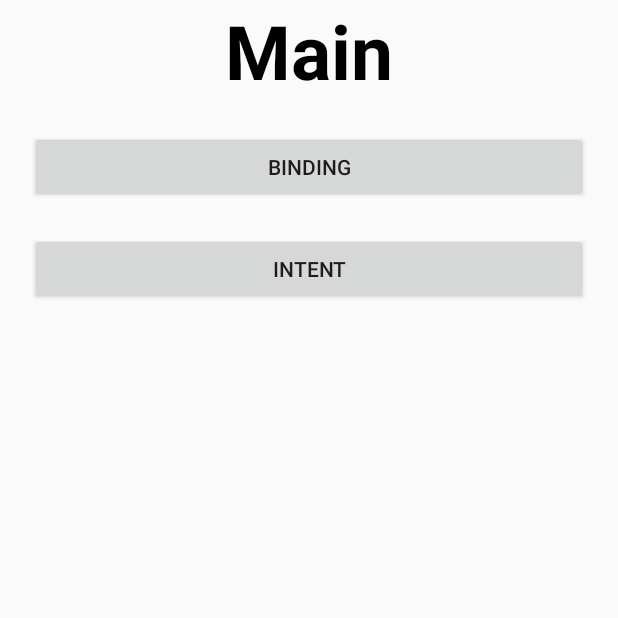
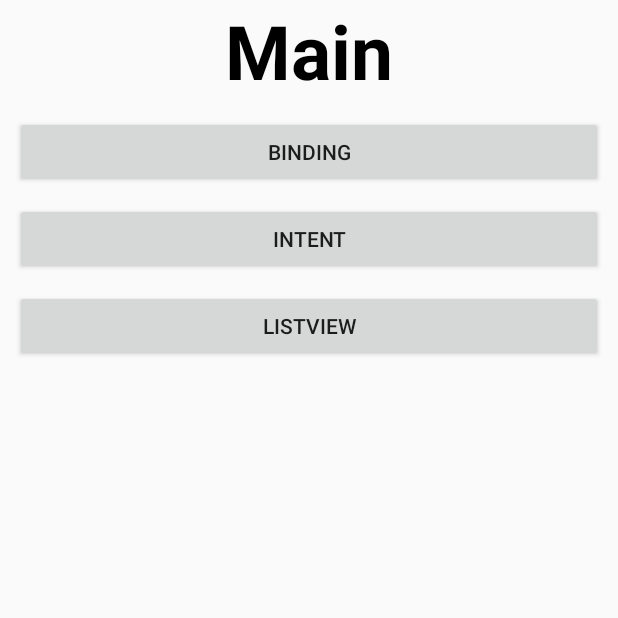
Before and after one commit to pyowonsik/android_playground, an Android app: the screen it shows after launch (MainActivity), on a phone screen of 412 x 824 dp, the top half of it. Run offline under Robolectric (Android 15) with nearby library versions, the phone set to English and light mode, and no system bars.

Commit message:
feat : ListView

```diff
--- a/app/src/main/AndroidManifest.xml
+++ b/app/src/main/AndroidManifest.xml
@@ -12,6 +12,9 @@
         android:supportsRtl="true"
         android:theme="@style/Theme.Android_playground"
         tools:targetApi="31">
+        <activity
+            android:name=".ListViewPracticeActivity"
+            android:exported="false" />
         <activity
             android:name=".IntentTestActivity"
             android:exported="false" />
@@ -29,7 +32,7 @@
             android:exported="false" />
         <activity
             android:name=".MainActivity"
-            android:exported="true"></activity>
+            android:exported="true" />
     </application>
 
 </manifest>
--- /dev/null
+++ b/app/src/main/java/com/wspyo/android_playground/ListViewModel.kt
@@ -0,0 +1,6 @@
+package com.wspyo.android_playground
+
+data class ListViewModel(
+    val title : String = "",
+    val content : String = ""
+)
--- a/app/src/main/java/com/wspyo/android_playground/MainActivity.kt
+++ b/app/src/main/java/com/wspyo/android_playground/MainActivity.kt
@@ -32,5 +32,11 @@ class MainActivity : AppCompatActivity() {
             intent.putExtra("value2","2024-06-06")
             startActivity(intent)
         }
+
+        findViewById<Button>(R.id.listViewBtn).setOnClickListener{
+            startActivity(Intent(this,ListViewPracticeActivity::class.java))
+        }
+
+
     }
 }
--- a/app/src/main/res/layout/activity_main.xml
+++ b/app/src/main/res/layout/activity_main.xml
@@ -25,16 +25,25 @@
         android:id="@+id/bindingBtn"
         android:layout_width="match_parent"
         android:layout_height="wrap_content"
-        android:layout_margin="20dp"
+        android:layout_margin="10dp"
         app:layout_constraintTop_toBottomOf="@+id/textView2" />
 
     <Button
         android:text="intent"
         android:id="@+id/intentBtn"
-        android:layout_margin="20dp"
+        android:layout_margin="10dp"
         android:layout_width="match_parent"
         android:layout_height="wrap_content"
         app:layout_constraintTop_toBottomOf="@+id/bindingBtn" />
 
+    <Button
+        android:text="listView"
+        android:id="@+id/listViewBtn"
+        android:layout_margin="10dp"
+        android:layout_width="match_parent"
+        android:layout_height="wrap_content"
+        app:layout_constraintTop_toBottomOf="@+id/intentBtn" />
+
+
 
 </androidx.constraintlayout.widget.ConstraintLayout>
```
Also changed, not shown: app/src/main/java/com/wspyo/android_playground/ListViewAdapter.kt (added, +44 -0 lines), app/src/main/java/com/wspyo/android_playground/ListViewPracticeActivity.kt (added, +30 -0 lines), app/src/main/res/layout/activity_list_view_practice.xml (added, +24 -0 lines), app/src/main/res/layout/lv_item.xml (added, +21 -0 lines).
